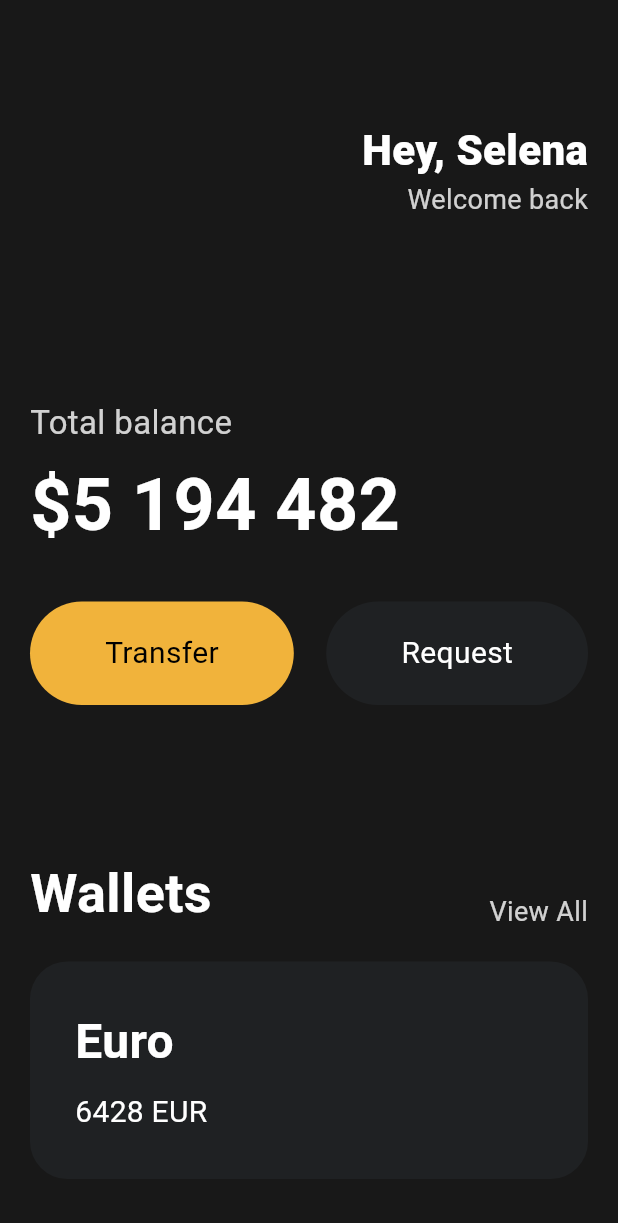
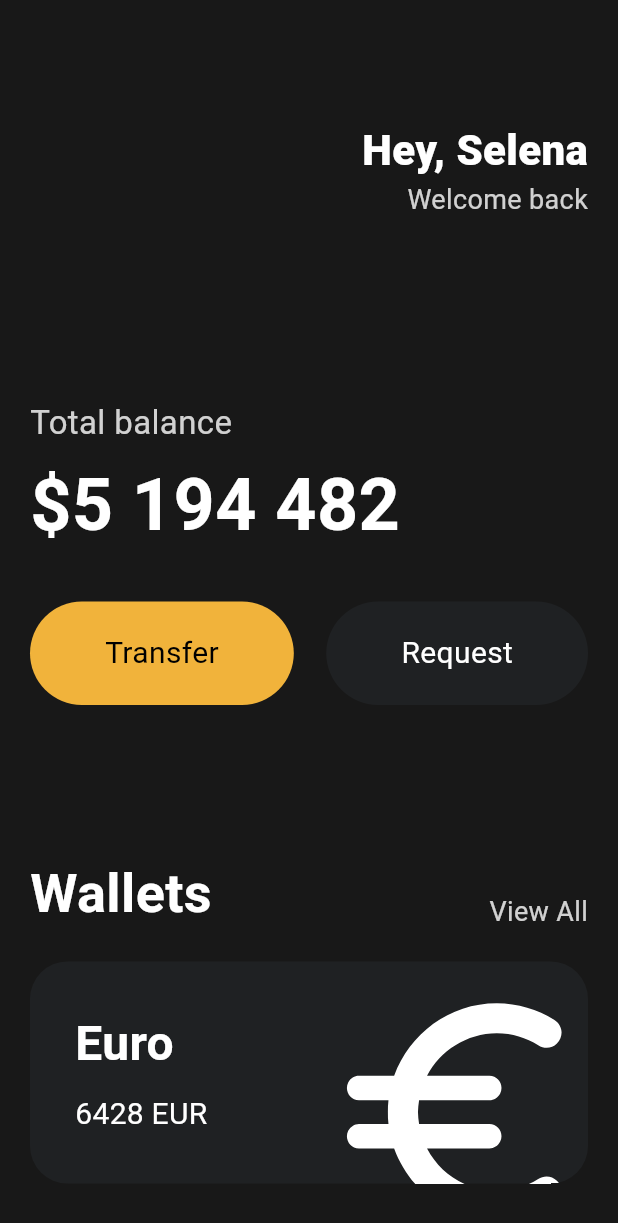
Before and after one commit to StarrySnowy/toonflix, a Flutter app: the screen it shows after launch, on a phone screen of 412 x 824 dp. Shown: the top 1223 px of the screen. Run offline on Flutter 3.47's test engine with Material 3 defaults, Android fonts, the phone set to English and light mode, and no system bars.

Commit message:
#2.7 Icons and Transforms
Icons.Euro

```diff
--- a/toonflix_eun/lib/main.dart
+++ b/toonflix_eun/lib/main.dart
@@ -114,15 +114,17 @@ class App extends StatelessWidget {
                   height: 20,
                 ),
                 Container(
+                  clipBehavior: Clip.hardEdge,
                   decoration: BoxDecoration(
                     color: const Color(0xFF1F2123),
                     borderRadius: BorderRadius.circular(25),
                   ),
-                  child: const Padding(
-                    padding: EdgeInsets.all(30),
+                  child: Padding(
+                    padding: const EdgeInsets.all(30),
                     child: Row(
+                      mainAxisAlignment: MainAxisAlignment.spaceBetween,
                       children: [
-                        Column(
+                        const Column(
                           crossAxisAlignment: CrossAxisAlignment.start,
                           children: [
                             Text(
@@ -158,6 +160,17 @@ class App extends StatelessWidget {
                             ),
                           ],
                         ),
+                        Transform.scale(
+                          scale: 2.2,
+                          child: Transform.translate(
+                            offset: Offset(-5, 12),
+                            child: const Icon(
+                              Icons.euro_rounded,
+                              color: Colors.white,
+                              size: 88,
+                            ),
+                          ),
+                        )
                       ],
                     ),
                   ),
```
